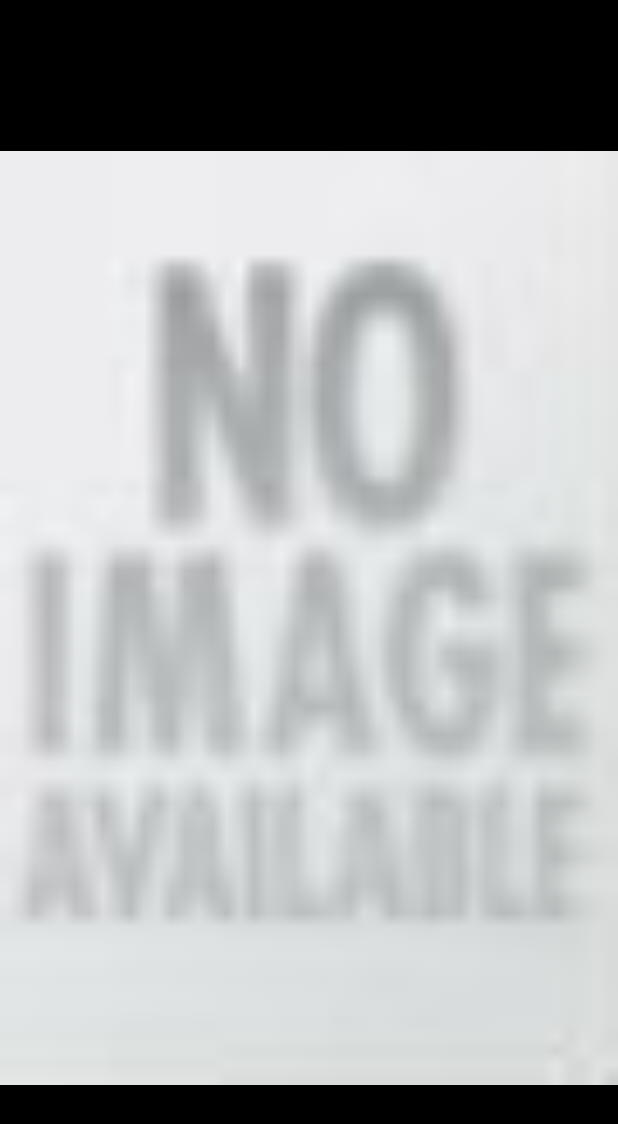
After one commit to chiped/MovieApp, an Android app: the layout activity_image.xml on its own in the app's theme, with its tools: preview values and no code run, on a phone screen of 412 x 824 dp. The commit adds this screen. Shown: the top 1124 px of the screen. Run offline under Robolectric (Android 15) with nearby library versions, the phone set to English and light mode, and no system bars.

Commit message:
Show image in new activity; better back navigation

```diff
--- a/app/src/main/java/com/chinmay/movieapp/Constants.java
+++ b/app/src/main/java/com/chinmay/movieapp/Constants.java
@@ -12,4 +12,7 @@ public class Constants {
     final public static String LARGE ="/w342";
     final public static String PROFILE = "/w45";
     final public static String[] LIST_TYPE = {"now_playing", "popular", "top_rated", "upcoming"};
+    public static final String PLACEHOLDER_URL = "PLACEHOLDER_URL";
+    public static final String IMAGE_URL = "IMAGE_URL";
+    public static final String MOVIE_EXTRA = "MOVIE";
 }
--- a/app/src/main/java/com/chinmay/movieapp/main/MovieListFragment.java
+++ b/app/src/main/java/com/chinmay/movieapp/main/MovieListFragment.java
@@ -15,7 +15,6 @@ import com.chinmay.movieapp.R;
 import com.chinmay.movieapp.model.Movie;
 import com.chinmay.movieapp.model.MovieListResult;
 import com.chinmay.movieapp.moviedetails.MovieDetailsActivity;
-import com.chinmay.movieapp.moviedetails.MovieDetailsFragment;
 import com.chinmay.movieapp.network.NetworkManager;
 
 import java.util.ArrayList;
@@ -77,7 +76,8 @@ public class MovieListFragment extends Fragment implements MovieListAdapter.Movi
     @Override
     public void onClick(View view, int position) {
         Intent intent = new Intent(getActivity(), MovieDetailsActivity.class);
-        intent.putExtra("MOVIE", movieList.get(position));
+        intent.putExtra(Constants.MOVIE_EXTRA, movieList.get(position));
+        intent.setFlags(Intent.FLAG_ACTIVITY_CLEAR_TOP | Intent.FLAG_ACTIVITY_SINGLE_TOP);
         startActivity(intent);
     }
 }
--- /dev/null
+++ b/app/src/main/res/layout/activity_image.xml
@@ -0,0 +1,23 @@
+<?xml version="1.0" encoding="utf-8"?>
+<FrameLayout xmlns:android="http://schemas.android.com/apk/res/android"
+    android:layout_width="match_parent"
+    android:layout_height="match_parent"
+    android:background="@android:color/black">
+    <ImageView
+        android:id="@+id/image"
+        android:src="@drawable/no_poster"
+        android:layout_width="match_parent"
+        android:layout_height="match_parent"
+        android:scaleType="fitCenter" />
+    <android.support.design.widget.AppBarLayout
+        android:layout_width="match_parent"
+        android:layout_height="wrap_content"
+        android:background="#00000000"
+        android:theme="@style/ThemeOverlay.AppCompat.Dark.ActionBar">
+        <android.support.v7.widget.Toolbar
+            android:id="@+id/image_toolbar"
+            android:layout_width="match_parent"
+            android:layout_height="?android:attr/actionBarSize" />
+
+    </android.support.design.widget.AppBarLayout>
+</FrameLayout>
```
Also changed, not shown: app/src/main/AndroidManifest.xml (+7 -0 lines), app/src/main/java/com/chinmay/movieapp/moviedetails/ImageActivity.java (added, +53 -0 lines), app/src/main/java/com/chinmay/movieapp/moviedetails/MovieDetailsActivity.java (+24 -1 lines).
